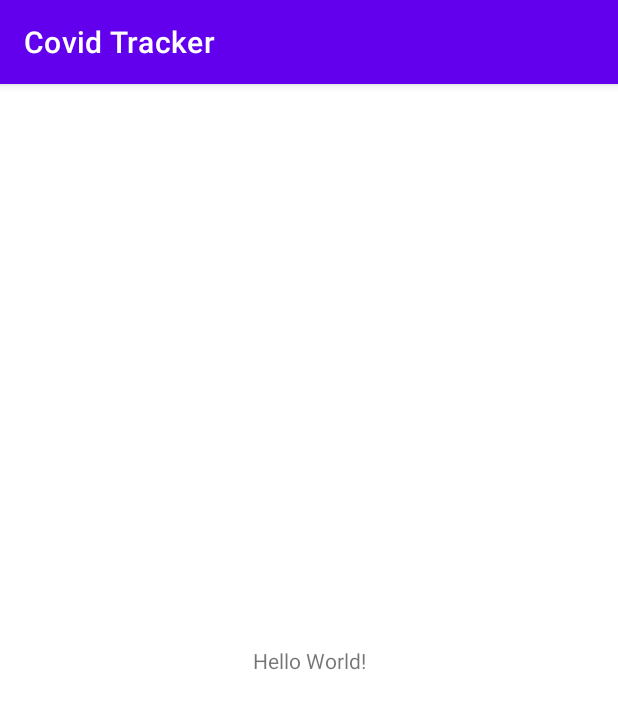
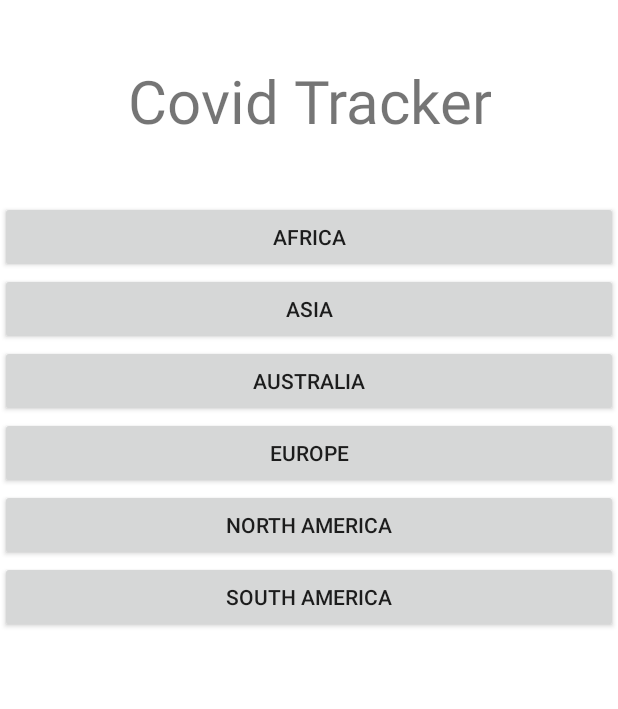
Before and after one commit to ksobiecki/CovidTracker, an Android app: the screen it shows after launch (MainActivity), on a phone screen of 412 x 824 dp. Shown: the top 709 px of the screen. Run offline under Robolectric (Android 15) with nearby library versions, the phone set to English and light mode, and no system bars.

Commit message:
Add continents and countries menues

```diff
--- a/app/src/main/java/com/example/covidtracker/MainActivity.java
+++ b/app/src/main/java/com/example/covidtracker/MainActivity.java
@@ -3,12 +3,97 @@ package com.example.covidtracker;
 import androidx.appcompat.app.AppCompatActivity;
 
 import android.os.Bundle;
+import android.view.View;
+import android.widget.Button;
+import android.widget.LinearLayout;
 
 public class MainActivity extends AppCompatActivity {
+
+    private String [] continentsArray = new String[] {"Africa", "Asia", "Australia", "Europe", "North America", "South America"};
+    private String [] africaCountries = new String [] {"Chad", "Egipt", "Sudan"};
+    private String [] asiaCountries = new String [] {"China", "Vietnam", "Korea", "India"};
+    private String [] australiaCountries = new String [] {"Australia", "Malysia"};
+    private String [] europeCountries = new String [] {"Germany", "France", "Poland", "Spain", "Hungary", "Greece", "Belarus", "Bulgaria", "Slovakia", "Ukraine", "Belgium", "Switzerland", "Montenegro", "Czech Republic"};
+    private String [] nAmericaCountries = new String [] {"USA", "Canada", "Mexico"};
+    private String [] sAmericaCountries = new String [] {"Chile", "Brasil", "Argentina"};
+
+    LinearLayout buttonPanel;
+    Boolean isCountriesMenu = false;
 
     @Override
     protected void onCreate(Bundle savedInstanceState) {
         super.onCreate(savedInstanceState);
         setContentView(R.layout.activity_main);
+        try
+        {
+            this.getSupportActionBar().hide();
+        }
+        catch(NullPointerException e){}
+
+
+        //ScrollView scrollArea = (ScrollView) findViewById(R.id.scrollArea);
+        buttonPanel = (LinearLayout) findViewById(R.id.buttonPanel) ;
+
+        generateButtons(continentsArray, buttonPanel);
     }
+
+    public void generateButtons (String[] contentArray, LinearLayout buttonPanel) {
+        buttonPanel.removeAllViews();
+
+        for (String item: contentArray) {
+            Button btn = new Button(this);
+            btn.setText(item);
+
+            if (contentArray == continentsArray) {
+                addContinentButtonsEvents(btn, btn.getText().toString());
+            }
+
+            buttonPanel.addView(btn);
+        }
+    }
+
+    public void addContinentButtonsEvents (Button btn, String name) {
+        btn.setOnClickListener(new View.OnClickListener() {
+            @Override
+            public void onClick(View v) {
+                onContinentClick(name);
+                isCountriesMenu = true;
+            }
+        });
+    }
+
+    public void onContinentClick (String continent) {
+        String continentName = continent.toLowerCase();
+        switch (continentName) {
+            case "africa":
+                generateButtons(africaCountries, buttonPanel);
+                break;
+            case "asia":
+                generateButtons(asiaCountries, buttonPanel);
+                break;
+            case "australia":
+                generateButtons(australiaCountries, buttonPanel);
+                break;
+            case "europe":
+                generateButtons(europeCountries, buttonPanel);
+                break;
+            case "north america":
+                generateButtons(nAmericaCountries, buttonPanel);
+                break;
+            case "south america":
+                generateButtons(sAmericaCountries, buttonPanel);
+                break;
+        }
+    }
+
+    @Override
+    public void onBackPressed()
+    {
+        if (isCountriesMenu) {
+            generateButtons(continentsArray, buttonPanel);
+            isCountriesMenu = false;
+        }
+        else super.onBackPressed();
+    }
+
 }
--- a/app/src/main/res/layout/activity_main.xml
+++ b/app/src/main/res/layout/activity_main.xml
@@ -7,12 +7,33 @@
     tools:context=".MainActivity">
 
     <TextView
+        android:id="@+id/textView"
         android:layout_width="wrap_content"
         android:layout_height="wrap_content"
-        android:text="Hello World!"
-        app:layout_constraintBottom_toBottomOf="parent"
+        android:layout_marginTop="40dp"
+        android:gravity="center"
+        android:text="Covid Tracker"
+        android:textAlignment="center"
+        android:textSize="40dp"
         app:layout_constraintLeft_toLeftOf="parent"
         app:layout_constraintRight_toRightOf="parent"
         app:layout_constraintTop_toTopOf="parent" />
 
+    <ScrollView
+        android:id="@+id/scrollArea"
+        android:layout_width="match_parent"
+        android:layout_height="500dp"
+        app:layout_constraintTop_toBottomOf="@id/textView"
+        android:layout_marginTop="40dp" >
+
+        <LinearLayout
+            android:id="@+id/buttonPanel"
+            android:layout_width="match_parent"
+            android:layout_height="wrap_content"
+            android:gravity="center_vertical"
+            android:orientation="vertical">
+
+        </LinearLayout>
+    </ScrollView>
+
 </androidx.constraintlayout.widget.ConstraintLayout>
```
